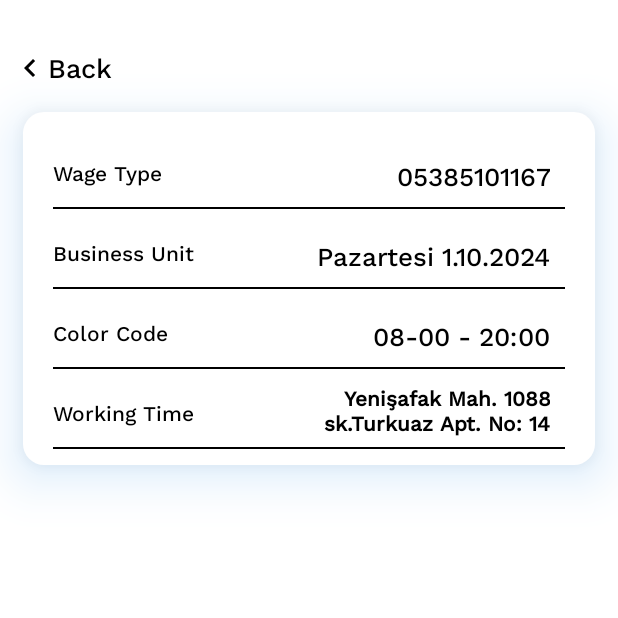
After one commit to Enesssk/android-task-eneskala, an Android app: the fragment MainDetailsFragment placed in its activity, on a phone screen of 412 x 824 dp, the top half of it. The commit adds this screen. Run offline under Robolectric (Android 15) with nearby library versions, the phone set to English and light mode, and no system bars; our stand-ins replace Dagger/Hilt's generated code; libraries missing offline, so code that uses them is left out: com.google.zxing.integration; network calls fail; 3 statements that could not run were skipped.

Commit message:
feat(): add onitemclick and completed maindetails

```diff
--- a/app/src/main/java/com/eneskala/androidtaskkotlin/data/model/TaskModel.kt
+++ b/app/src/main/java/com/eneskala/androidtaskkotlin/data/model/TaskModel.kt
@@ -3,6 +3,7 @@ package com.eneskala.androidtaskkotlin.data.model
 import androidx.room.Entity
 import androidx.room.PrimaryKey
 import com.google.gson.annotations.SerializedName
+import java.io.Serializable
 
 @Entity(tableName = "tasks")
 data class Task(
@@ -21,4 +22,4 @@ data class Task(
     val workingTime: String?,
     val isAvailableInTimeTrackingKioskMode: Boolean,
     val isAbstract: Boolean
-)
+) : Serializable  // I made it serializable to pull the data to the detail screen.
--- a/app/src/main/java/com/eneskala/androidtaskkotlin/ui/adapter/TaskAdapter.kt
+++ b/app/src/main/java/com/eneskala/androidtaskkotlin/ui/adapter/TaskAdapter.kt
@@ -11,7 +11,9 @@ import com.eneskala.androidtaskkotlin.R
 import com.eneskala.androidtaskkotlin.data.model.Task
 import com.eneskala.androidtaskkotlin.databinding.MaincardItemBinding
 
-class TaskAdapter (private val taskList: List<Task>): RecyclerView.Adapter<TaskAdapter.TaskHolder>() {
+class TaskAdapter (private val taskList: List<Task>,
+    private val onItemClick: (Task) -> Unit, // to click on each item.
+    ): RecyclerView.Adapter<TaskAdapter.TaskHolder>() {
     inner class TaskHolder(val binding: MaincardItemBinding) : ViewHolder(binding.root){
     }
 
@@ -48,5 +50,8 @@ class TaskAdapter (private val taskList: List<Task>): RecyclerView.Adapter<TaskA
         } catch(e: Exception) {
             fillDrawable.setColor(Color.WHITE)
         }
+
+        holder.binding.root.setOnClickListener { onItemClick(item) }  // When I click on each item, I transfer the values of that item.
+
     }
 }
--- /dev/null
+++ b/app/src/main/java/com/eneskala/androidtaskkotlin/ui/view/MainDetailsFragment.kt
@@ -0,0 +1,52 @@
+package com.eneskala.androidtaskkotlin.ui.view
+
+import android.os.Bundle
+import androidx.fragment.app.Fragment
+import android.view.LayoutInflater
+import android.view.View
+import android.view.ViewGroup
+import androidx.navigation.Navigation
+import androidx.navigation.fragment.navArgs
+import com.eneskala.androidtaskkotlin.R
+import com.eneskala.androidtaskkotlin.databinding.FragmentMainDetailsBinding
+
+
+class MainDetailsFragment : Fragment() {
+
+    private lateinit var binding: FragmentMainDetailsBinding
+    private val args: MainDetailsFragmentArgs by navArgs()
+
+    override fun onCreate(savedInstanceState: Bundle?) {
+        super.onCreate(savedInstanceState)
+
+    }
+
+    override fun onCreateView(
+        inflater: LayoutInflater, container: ViewGroup?,
+        savedInstanceState: Bundle?
+    ): View? {
+        // Inflate the layout for this fragment
+        binding = FragmentMainDetailsBinding.inflate(inflater,container,false)
+
+
+        val tasks = args.task // I received the incoming task.
+
+        tasks?.let {
+            binding.ColorCodeText.text = "${it.colorCode}" ?: "-"
+            binding.businessUnitText.text = "${it.businessUnit}" ?: "-"
+            binding.workingTimeText.text = "${it.workingTime}" ?: "-"
+            binding.wageTypeText.text = "${it.wageType}" ?: "-"
+        }
+
+        binding.backText.setOnClickListener {
+            Navigation.findNavController(it).popBackStack()
+        }
+
+
+
+
+        return binding.root
+    }
+
+
+}
--- a/app/src/main/java/com/eneskala/androidtaskkotlin/ui/view/MainFragment.kt
+++ b/app/src/main/java/com/eneskala/androidtaskkotlin/ui/view/MainFragment.kt
@@ -17,6 +17,7 @@ import androidx.core.app.ActivityCompat
 import androidx.core.content.ContextCompat
 import androidx.lifecycle.Observer
 import androidx.lifecycle.ViewModelProvider
+import androidx.navigation.fragment.findNavController
 import androidx.recyclerview.widget.LinearLayoutManager
 import com.eneskala.androidtaskkotlin.R
 import com.eneskala.androidtaskkotlin.data.util.Status
@@ -133,7 +134,10 @@ class MainFragment : Fragment() {
         })
 
         viewModel.tasks.observe(viewLifecycleOwner, Observer { list ->
-            val adapter = TaskAdapter(list)
+            val adapter = TaskAdapter(list) {  // I am sending the values with navigation.
+                val action = MainFragmentDirections.actionMainFragmentToMainDetailsFragment(it)
+                findNavController().navigate(action)
+            }
             binding.mainRecyclerView.adapter = adapter
             binding.mainRecyclerView.layoutManager = LinearLayoutManager(requireContext())
             binding.progressBar.visibility = View.GONE
--- /dev/null
+++ b/app/src/main/res/drawable/baseline_chevron_left_24.xml
@@ -0,0 +1,5 @@
+<vector xmlns:android="http://schemas.android.com/apk/res/android" android:height="24dp" android:tint="#000000" android:viewportHeight="24" android:viewportWidth="24" android:width="24dp">
+
+    <path android:fillColor="@android:color/white" android:pathData="M15.41,7.41L14,6l-6,6 6,6 1.41,-1.41L10.83,12z"/>
+
+</vector>
--- /dev/null
+++ b/app/src/main/res/drawable/line_background.xml
@@ -0,0 +1,12 @@
+<?xml version="1.0" encoding="utf-8"?>
+<layer-list
+    xmlns:android="http://schemas.android.com/apk/res/android">
+    <item>
+        <shape>
+            <gradient
+                android:startColor="@color/black"
+                android:endColor="@color/black"
+                android:angle="0" />
+        </shape>
+    </item>
+</layer-list>
--- /dev/null
+++ b/app/src/main/res/drawable/maindetailsconstraint_background.xml
@@ -0,0 +1,19 @@
+<?xml version="1.0" encoding="utf-8"?>
+<layer-list xmlns:android="http://schemas.android.com/apk/res/android">
+    <item
+        android:id="@+id/border_shape"
+        android:left="1dp" android:right="1dp" android:top="1dp" android:bottom="1dp">
+        <shape android:shape="rectangle">
+            <solid android:color="@color/white"/>
+            <corners android:radius="14dp"/>
+        </shape>
+    </item>
+
+    <item
+        android:id="@+id/fill_shape">
+        <shape android:shape="rectangle">
+            <solid android:color="@color/white"/>
+            <corners android:radius="14dp"/>
+        </shape>
+    </item>
+</layer-list>
--- /dev/null
+++ b/app/src/main/res/layout/fragment_main_details.xml
@@ -0,0 +1,232 @@
+<?xml version="1.0" encoding="utf-8"?>
+<androidx.constraintlayout.widget.ConstraintLayout
+    xmlns:android="http://schemas.android.com/apk/res/android"
+    xmlns:app="http://schemas.android.com/apk/res-auto"
+    xmlns:tools="http://schemas.android.com/tools"
+    android:layout_width="match_parent"
+    android:layout_height="match_parent"
+    android:background="@color/white"
+    tools:context=".ui.view.MainDetailsFragment">
+
+
+    <TextView
+        android:id="@+id/backText"
+        android:layout_width="wrap_content"
+        android:layout_height="wrap_content"
+        android:fontFamily="@font/work_sans_medium"
+        android:text="@string/backText"
+        android:textColor="@color/black"
+        android:drawableStart="@drawable/baseline_chevron_left_24"
+        android:textSize="18sp"
+        android:layout_marginTop="32dp"
+        android:layout_marginStart="8dp"
+        app:layout_constraintStart_toStartOf="parent"
+        app:layout_constraintTop_toTopOf="parent" />
+
+
+
+    <androidx.constraintlayout.widget.ConstraintLayout
+        android:id="@+id/detailConstraint"
+        android:layout_width="0dp"
+        android:layout_height="wrap_content"
+        android:background="@drawable/maindetailsconstraint_background"
+        android:elevation="20dp"
+        android:outlineSpotShadowColor="@color/effectShadow"
+        android:layout_marginTop="16dp"
+        android:layout_marginHorizontal="10dp"
+        android:padding="10dp"
+        android:layout_marginStart="15dp"
+        android:layout_marginEnd="15dp"
+        app:layout_constraintEnd_toEndOf="parent"
+        app:layout_constraintStart_toStartOf="parent"
+        app:layout_constraintTop_toBottomOf="@+id/backText">
+
+
+        <TextView
+            android:id="@+id/wageTypeTitle"
+            android:layout_width="0dp"
+            android:layout_height="wrap_content"
+            android:layout_marginTop="20dp"
+            android:fontFamily="@font/work_sans_medium"
+            android:autoSizeMaxTextSize="14sp"
+            android:autoSizeMinTextSize="10sp"
+            android:autoSizeStepGranularity="1sp"
+            android:autoSizeTextType="uniform"
+            android:ellipsize="none"
+            android:gravity="start"
+            android:maxLines="2"
+            android:text="@string/wageType"
+            android:textColor="@color/black"
+            android:textSize="17sp"
+            app:layout_constraintStart_toStartOf="@id/view1"
+            app:layout_constraintTop_toTopOf="parent" />
+
+        <TextView
+            android:id="@+id/wageTypeText"
+            android:layout_width="0dp"
+            android:layout_height="wrap_content"
+            android:layout_marginEnd="20dp"
+            android:fontFamily="@font/work_sans_medium"
+            android:text="05385101167"
+            android:textColor="@color/black"
+            android:textSize="17sp"
+            android:gravity="end"
+            app:layout_constraintBottom_toBottomOf="@+id/wageTypeTitle"
+            app:layout_constraintEnd_toEndOf="parent"
+            app:layout_constraintStart_toEndOf="@+id/wageTypeTitle"
+            app:layout_constraintTop_toTopOf="@+id/wageTypeTitle" />
+
+        <View
+            android:id="@+id/view1"
+            android:layout_width="0dp"
+            android:layout_height="1dp"
+            android:layout_marginTop="8dp"
+            android:layout_marginHorizontal="10dp"
+            android:background="@drawable/line_background"
+            app:layout_constraintEnd_toEndOf="parent"
+            app:layout_constraintStart_toStartOf="parent"
+            app:layout_constraintTop_toBottomOf="@+id/wageTypeTitle"></View>
+
+        <TextView
+            android:id="@+id/businessUnitTitle"
+            android:layout_width="0dp"
+            android:layout_height="wrap_content"
+            android:layout_marginTop="20dp"
+            android:autoSizeMaxTextSize="14sp"
+            android:autoSizeMinTextSize="10sp"
+            android:autoSizeStepGranularity="1sp"
+            android:autoSizeTextType="uniform"
+            android:ellipsize="none"
+            android:fontFamily="@font/work_sans_medium"
+            android:gravity="start"
+            android:maxLines="2"
+            android:text="@string/businessUnit"
+            android:textColor="@color/black"
+            android:textSize="17sp"
+            app:layout_constraintStart_toStartOf="@+id/wageTypeTitle"
+            app:layout_constraintTop_toTopOf="@id/view1" />
+
+        <TextView
+            android:id="@+id/businessUnitText"
+            android:layout_width="wrap_content"
+            android:layout_height="wrap_content"
+            android:layout_marginStart="40dp"
+            android:layout_marginEnd="20dp"
+            android:fontFamily="@font/work_sans_medium"
+            android:gravity="center"
+            android:text="Pazartesi 1.10.2024"
+            android:textColor="@color/black"
+            android:textSize="17sp"
+            app:layout_constraintBottom_toBottomOf="@+id/businessUnitTitle"
+            app:layout_constraintEnd_toEndOf="parent"
+            app:layout_constraintTop_toTopOf="@id/businessUnitTitle" />
+
+        <View
+            android:id="@+id/view2"
+            android:layout_width="0dp"
+            android:layout_height="1dp"
+            android:layout_marginTop="8dp"
+            android:layout_marginHorizontal="10dp"
+            android:background="@drawable/line_background"
+            app:layout_constraintEnd_toEndOf="parent"
+            app:layout_constraintStart_toStartOf="parent"
+            app:layout_constraintTop_toBottomOf="@+id/businessUnitTitle"></View>
+
+        <TextView
+            android:id="@+id/colorCodeTitle"
+            android:layout_width="0dp"
+            android:layout_height="wrap_content"
+            android:layout_marginTop="20dp"
+            android:fontFamily="@font/work_sans_medium"
+            android:autoSizeMaxTextSize="14sp"
+            android:autoSizeMinTextSize="10sp"
+            android:autoSizeStepGranularity="1sp"
+            android:autoSizeTextType="uniform"
+            android:ellipsize="none"
+            android:gravity="start"
+            android:maxLines="2"
+            android:text="@string/colorCode"
+            android:textColor="@color/black"
+            android:textSize="17sp"
+            app:layout_constraintStart_toStartOf="@id/businessUnitTitle"
+            app:layout_constraintTop_toTopOf="@id/view2" />
+
+        <TextView
+            android:id="@+id/ColorCodeText"
+            android:layout_width="wrap_content"
+            android:layout_height="wrap_content"
+            android:layout_marginEnd="20dp"
+            android:fontFamily="@font/work_sans_medium"
+            android:text="08-00 - 20:00"
+            android:textColor="@color/black"
+            android:textSize="17sp"
+            app:layout_constraintEnd_toEndOf="parent"
+            app:layout_constraintTop_toTopOf="@id/colorCodeTitle" />
+
+        <View
+            android:id="@+id/view3"
+            android:layout_width="0dp"
+            android:layout_height="1dp"
+            android:layout_marginTop="8dp"
+            android:layout_marginHorizontal="10dp"
+            android:background="@drawable/line_background"
+            app:layout_constraintEnd_toEndOf="parent"
+            app:layout_constraintStart_toStartOf="parent"
+            app:layout_constraintTop_toBottomOf="@+id/colorCodeTitle"></View>
+
+        <TextView
+            android:id="@+id/workingTimeTitle"
+            android:layout_width="0dp"
+            android:layout_height="wrap_content"
+            android:layout_marginTop="20dp"
+            android:autoSizeMaxTextSize="14sp"
+            android:autoSizeMinTextSize="10sp"
+            android:autoSizeStepGranularity="1sp"
+            android:autoSizeTextType="uniform"
+            android:ellipsize="none"
+            android:fontFamily="@font/work_sans_medium"
+            android:gravity="start"
+            android:maxLines="2"
+            android:text="@string/workingTime"
+            android:textColor="@color/black"
+            android:textSize="17sp"
+            app:layout_constraintStart_toStartOf="@+id/wageTypeTitle"
+            app:layout_constraintTop_toTopOf="@id/view3" />
+
+        <TextView
+            android:id="@+id/workingTimeText"
+            android:layout_width="0dp"
+            android:layout_height="wrap_content"
+            android:autoSizeMaxTextSize="14sp"
+            android:autoSizeStepGranularity="1sp"
+            android:autoSizeTextType="uniform"
+            android:ellipsize="none"
+            android:fontFamily="@font/work_sans_medium"
+            android:gravity="end"
+            android:maxLines="2"
+            android:text="Yenişafak Mah. 1088 sk.Turkuaz Apt. No: 14"
+            android:textColor="@color/black"
+            android:textSize="17sp"
+            android:textStyle="bold"
+            app:layout_constraintBottom_toBottomOf="@+id/workingTimeTitle"
+            app:layout_constraintEnd_toEndOf="@id/wageTypeText"
+            app:layout_constraintStart_toStartOf="@+id/businessUnitText"
+            app:layout_constraintTop_toTopOf="@id/workingTimeTitle" />
+
+        <View
+            android:id="@+id/view4"
+            android:layout_width="0dp"
+            android:layout_height="1dp"
+            android:layout_marginTop="8dp"
+            android:layout_marginHorizontal="10dp"
+            android:background="@drawable/line_background"
+            app:layout_constraintEnd_toEndOf="parent"
+            app:layout_constraintStart_toStartOf="parent"
+            app:layout_constraintTop_toBottomOf="@+id/workingTimeTitle"></View>
+
+
+
+
+    </androidx.constraintlayout.widget.ConstraintLayout>
+
+</androidx.constraintlayout.widget.ConstraintLayout>
--- a/app/src/main/res/navigation/my_graph.xml
+++ b/app/src/main/res/navigation/my_graph.xml
@@ -9,5 +9,18 @@
         android:id="@+id/mainFragment"
         android:name="com.eneskala.androidtaskkotlin.ui.view.MainFragment"
         android:label="fragment_main"
-        tools:layout="@layout/fragment_main" />
+        tools:layout="@layout/fragment_main" >
+        <action
+            android:id="@+id/action_mainFragment_to_mainDetailsFragment"
+            app:destination="@id/mainDetailsFragment" />
+    </fragment>
+    <fragment
+        android:id="@+id/mainDetailsFragment"
+        android:name="com.eneskala.androidtaskkotlin.ui.view.MainDetailsFragment"
+        android:label="fragment_main_details"
+        tools:layout="@layout/fragment_main_details" >
+        <argument
+            android:name="task"
+            app:argType="com.eneskala.androidtaskkotlin.data.model.Task" />
+    </fragment>
 </navigation>
--- a/app/src/main/res/values/strings.xml
+++ b/app/src/main/res/values/strings.xml
@@ -6,5 +6,11 @@
     <string name="task">Task</string>
     <string name="description">Description</string>
     <string name="title">Title</string>
+    <string name="businessUnit">Business Unit</string>
+    <string name="colorCode">Color Code</string>
+    <string name="workingTime">Working Time</string>
+    <string name="wageType">Wage Type</string>
+    <string name="backText">Back</string>
+
 
 </resources>
```
